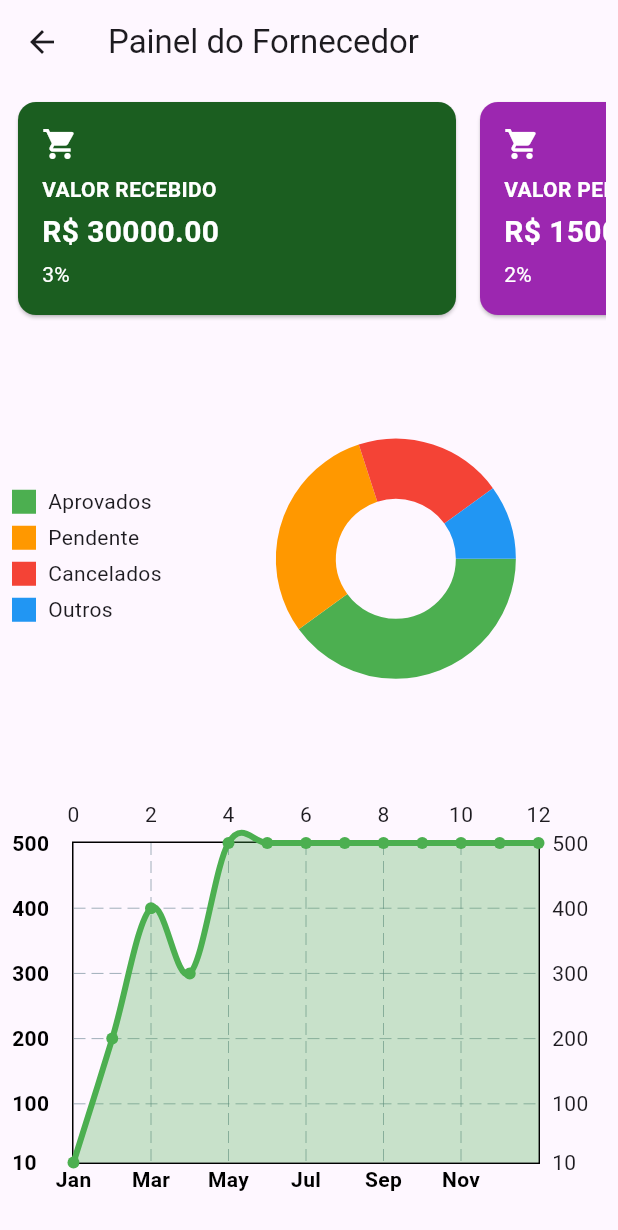
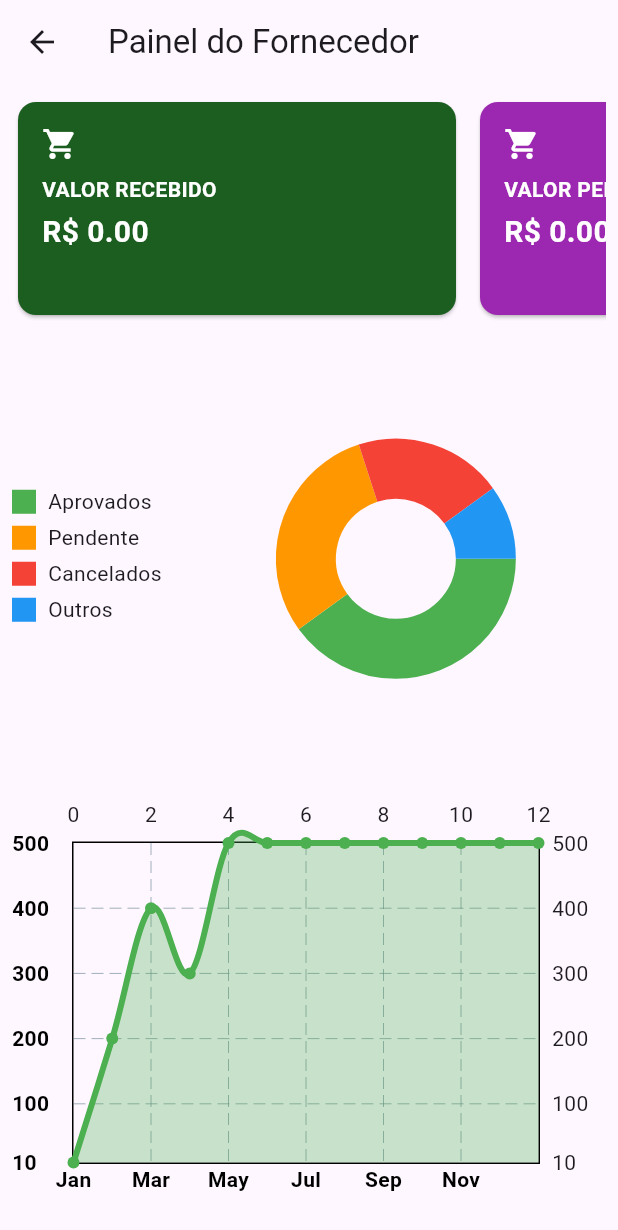
Before and after one commit to idail/np3beneficios_app, a Flutter app: the Grafico screen opened directly with empty values, on a phone screen of 412 x 824 dp. Shown: the top 1230 px of the screen. Run offline on Flutter 3.47's test engine with Material 3 defaults, Android fonts, the phone set to English and light mode, and no system bars; drawn by our look-alikes of fl_chart; our stand-ins replace geolocator, google_maps_flutter, shared_preferences; missing offline and left inert: dart:ffi, flutter_barcode_scanner; accounts and stored records are empty; network calls fail.

Commit message:
Implementações
Implementado o grafico de gestor porém precisa ver a população dos valores

```diff
--- a/lib/abas.dart
+++ b/lib/abas.dart
@@ -68,7 +68,7 @@ class _AbasState extends State<Abas> {
             )
           : index == 2
               ? Mapa()
-              : Grafico(perfil: widget.tipoAcesso);
+              : Grafico(perfil: widget.tipoAcesso,codigo_usuario: 0,);
     } else {
       return index == 1
           ? Gestor(
@@ -80,7 +80,7 @@ class _AbasState extends State<Abas> {
             )
           : index == 2
               ? Mapa()
-              : Grafico(perfil: widget.tipoAcesso);
+              : Grafico(perfil: widget.tipoAcesso,codigo_usuario: widget.usuario_codigo,);
     }
   }
 
--- a/lib/paginas/fornecedor.dart
+++ b/lib/paginas/fornecedor.dart
@@ -69,7 +69,7 @@ class FornecedorState extends State<Fornecedor> {
 
   Future<List<Map<String, dynamic>>> PedidosFornecedor() async {
     var uri = Uri.parse(
-        "http://192.168.15.200/np3beneficios_appphp/api/pedidos/busca_pedidos.php?codigo_usuario=${widget.usuario_codigo}&tipo_acesso=${widget.tipo_acesso}&codigo_fornecedor_departamento=${widget.codigo_fornecedor_departamento}");
+        "http://192.168.100.46/np3beneficios_appphp/api/pedidos/busca_pedidos.php?codigo_usuario=${widget.usuario_codigo}&tipo_acesso=${widget.tipo_acesso}&codigo_fornecedor_departamento=${widget.codigo_fornecedor_departamento}");
     var resposta = await http.get(uri, headers: {"Accept": "application/json"});
 
     List<dynamic> data = json.decode(resposta.body);
--- a/lib/paginas/gestor.dart
+++ b/lib/paginas/gestor.dart
@@ -69,7 +69,7 @@ class GestorState extends State<Gestor> {
 
   Future<List<Map<String, dynamic>>> PedidosGestor() async {
     var uri = Uri.parse(
-        "http://192.168.15.200/np3beneficios_appphp/api/pedidos/busca_pedidos.php?codigo_usuario=${widget.usuario_codigo}&tipo_acesso=${widget.tipo_Acesso}");
+        "http://192.168.100.46/np3beneficios_appphp/api/pedidos/busca_pedidos.php?codigo_usuario=${widget.usuario_codigo}&tipo_acesso=${widget.tipo_Acesso}");
     var resposta = await http.get(uri, headers: {"Accept": "application/json"});
 
     List<dynamic> data = json.decode(resposta.body);
--- a/lib/paginas/grafico.dart
+++ b/lib/paginas/grafico.dart
@@ -1,24 +1,84 @@
+import 'dart:convert';
 import 'dart:ffi';
 
 import 'package:flutter/material.dart';
 import 'package:fl_chart/fl_chart.dart';
-
+import 'package:http/http.dart' as http;
 class Grafico extends StatefulWidget {
   final String perfil;
+  final int codigo_usuario;
 
-  const Grafico({super.key, required this.perfil});
+  const Grafico({super.key, required this.perfil, required this.codigo_usuario});
 
   @override
   GraficoState createState() => GraficoState();
 }
 
 class GraficoState extends State<Grafico> {
-  double valorEmpenho = 71358.96;
-  double valorConsumido = 1161.50;
-  double saldoAtual = 70197.46;
-  double valorRecebido = 30000.00;
-  double valorPendente = 15000.00;
-  double valorTotal = 1000000.00;
+  double valorEmpenho = 0;
+  double valorConsumido = 0;
+  double saldoAtual = 0;
+  double valorRecebido = 0;
+  double valorPendente = 0;
+  double valorTotal = 0;
+  String valorConsumidoString = "";
+
+  @override
+  void initState() {
+    // TODO: implement initState
+    super.initState();
+
+    carregaInformacoes(widget.perfil,widget.codigo_usuario);
+  }
+
+  Future<void> carregaInformacoes(String perfil,int codigo_usuario) async
+  {
+    var busca_empenho = "valor_empenho";
+    var busca_valor_cotacao = "valor_cotacao";
+    if(perfil == "gestor")
+    {
+      var uri = Uri.parse(
+        "http://192.168.100.46/np3beneficios_appphp/api/pedidos/grafico.php?perfil=$perfil&codigo_usuario=$codigo_usuario&tipo_busca=$busca_empenho");
+      var resposta = await http.get(uri, headers: {"Accept": "application/json"});
+      var retorno = jsonDecode(resposta.body);
+
+      for (var i = 0; i < retorno.length; i++) {
+        if(retorno[i]["valor_empenho"] > 0){
+          print(retorno[i]["valor_empenho"]);
+          valorEmpenho = retorno[i]["valor_empenho"];
+          print(valorEmpenho);
+        }else{
+          print("zerado");
+        }
+      }
+
+      var uri_cotacao = Uri.parse(
+        "http://192.168.100.46/np3beneficios_appphp/api/pedidos/grafico.php?perfil=$perfil&codigo_usuario=$codigo_usuario&tipo_busca=$busca_valor_cotacao");
+      var resposta_cotacao = await http.get(uri_cotacao, headers: {"Accept": "application/json"});
+      var retorno_cotacao = jsonDecode(resposta_cotacao.body);
+      print(retorno_cotacao);
+
+      // Suponha que você tenha o valor assim:
+      List<Map<String, int>> resultado = [{ 'SUM(valor_total_cotacao)': 662 }];
+
+      // Acessar o primeiro item da lista (que é um mapa)
+      Map<String, int> mapa = resultado[0];
+
+      // Acessar o valor do mapa usando a chave
+      int valorC = mapa['SUM(valor_total_cotacao)'] ?? 0;
+
+      valorConsumido = valorC.toDouble();
+
+      print(valorC); // Output: 662
+
+      print(valorConsumido);
+
+
+
+      if(valorEmpenho != "" && valorConsumido != "")
+        saldoAtual = valorEmpenho - valorConsumido;
+    }
+  }
 
 
   @override
@@ -43,7 +103,7 @@ class GraficoState extends State<Grafico> {
                       icon: Icons.shopping_cart,
                       title: widget.perfil == 'gestor' ? 'VALORES DO EMPENHO' : 'VALOR RECEBIDO',
                       value: widget.perfil == 'gestor' ? valorEmpenho : valorRecebido,
-                      percentage: widget.perfil == 'gestor' ? valorEmpenho / valorTotal * 100 : valorRecebido / valorTotal * 100,
+                      percentage: widget.perfil == 'gestor' ? valorRecebido : valorRecebido / valorTotal * 100,
                       color: Colors.green.shade900,
                     ),
                     const SizedBox(width: 8.0),
@@ -221,12 +281,12 @@ class GraficoState extends State<Grafico> {
                 ),
               ),
               const SizedBox(height: 4.0),
-              Text(
-                '${percentage.toStringAsFixed(0)}%',
-                style: const TextStyle(
-                  color: Colors.white,
-                ),
-              ),
+              // Text(
+              //   '${percentage.toStringAsFixed(0)}%',
+              //   style: const TextStyle(
+              //     color: Colors.white,
+              //   ),
+              // ),
             ],
           ),
         ),
--- a/lib/paginas/login.dart
+++ b/lib/paginas/login.dart
@@ -71,7 +71,7 @@ class LoginState extends State<Login> {
 
   Future<void> logar(String usuario, String senha) async {
     var uri = Uri.parse(
-        "http://192.168.15.200/np3beneficios_appphp/api/autenticacao/autenticacao.php?usuario=$usuario&senha=$senha");
+        "http://192.168.100.46/np3beneficios_appphp/api/autenticacao/autenticacao.php?usuario=$usuario&senha=$senha");
     var resposta = await http.get(uri, headers: {"Accept": "application/json"});
     print(resposta.body);
     var retorno = jsonDecode(resposta.body);
```
